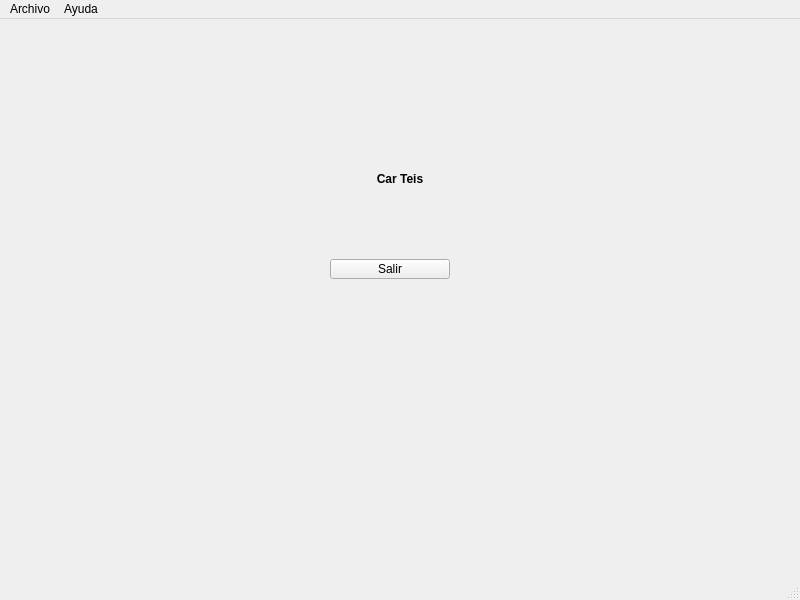
First picture: the form in RibasGonzalez/mainwindow.ui, repository DiegoSabir/InterfaceDevelopment, before the edit.
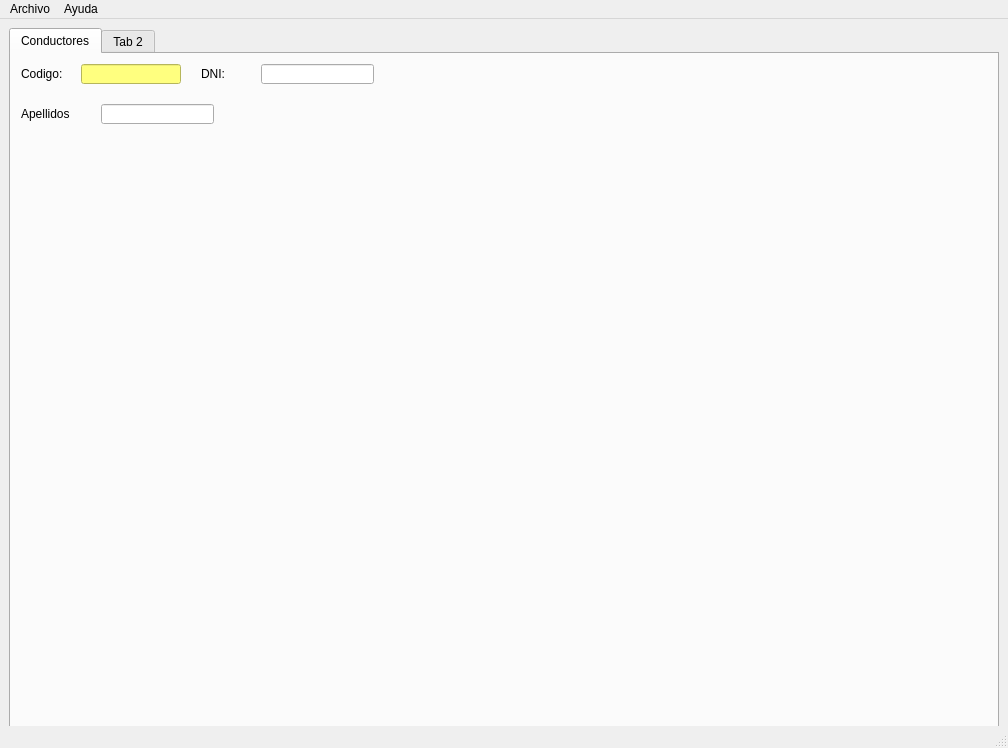
Second picture: the form after the edit. Icons and pictures are not drawn.

Diff of the .ui file:
```diff
--- a/RibasGonzalez/mainwindow.ui
+++ b/RibasGonzalez/mainwindow.ui
@@ -6,8 +6,8 @@
    <rect>
     <x>0</x>
     <y>0</y>
-    <width>800</width>
-    <height>600</height>
+    <width>1008</width>
+    <height>748</height>
    </rect>
   </property>
   <property name="sizePolicy">
@@ -22,88 +22,155 @@
     <height>600</height>
    </size>
   </property>
+  <property name="maximumSize">
+   <size>
+    <width>1920</width>
+    <height>1080</height>
+   </size>
+  </property>
   <property name="windowTitle">
    <string>CarTeis</string>
   </property>
   <widget class="QWidget" name="centralwidget">
-   <widget class="QPushButton" name="btnSalir">
-    <property name="geometry">
-     <rect>
-      <x>330</x>
-      <y>240</y>
-      <width>120</width>
-      <height>20</height>
-     </rect>
-    </property>
+   <layout class="QGridLayout" name="gridLayout_3">
+    <item row="0" column="0">
+     <widget class="QTabWidget" name="tabDrivers">
+      <property name="minimumSize">
+       <size>
+        <width>980</width>
+        <height>700</height>
+       </size>
+      </property>
+      <property name="currentIndex">
+       <number>0</number>
+      </property>
+      <widget class="QWidget" name="tab">
     <property name="sizePolicy">
-     <sizepolicy hsizetype="Fixed" vsizetype="Fixed">
+        <sizepolicy hsizetype="Preferred" vsizetype="Preferred">
       <horstretch>0</horstretch>
       <verstretch>0</verstretch>
      </sizepolicy>
     </property>
+       <attribute name="title">
+        <string>Conductores</string>
+       </attribute>
+       <widget class="QLabel" name="label">
+        <property name="geometry">
+         <rect>
+          <x>10</x>
+          <y>10</y>
+          <width>50</width>
+          <height>20</height>
+         </rect>
+        </property>
     <property name="minimumSize">
      <size>
-      <width>120</width>
+          <width>50</width>
       <height>20</height>
      </size>
     </property>
-    <property name="maximumSize">
+        <property name="text">
+         <string>Codigo:</string>
+        </property>
+       </widget>
+       <widget class="QLabel" name="lblDni">
+        <property name="geometry">
+         <rect>
+          <x>190</x>
+          <y>10</y>
+          <width>50</width>
+          <height>20</height>
+         </rect>
+        </property>
+        <property name="minimumSize">
      <size>
-      <width>120</width>
+          <width>50</width>
       <height>20</height>
      </size>
     </property>
     <property name="text">
-     <string>Salir</string>
-    </property>
-   </widget>
-   <widget class="QLabel" name="lblTitulo">
+         <string>DNI:</string>
+        </property>
+       </widget>
+       <widget class="QLabel" name="label_2">
     <property name="geometry">
      <rect>
-      <x>340</x>
-      <y>150</y>
-      <width>120</width>
+          <x>10</x>
+          <y>50</y>
+          <width>80</width>
       <height>20</height>
      </rect>
     </property>
-    <property name="sizePolicy">
-     <sizepolicy hsizetype="Expanding" vsizetype="Expanding">
-      <horstretch>0</horstretch>
-      <verstretch>0</verstretch>
-     </sizepolicy>
-    </property>
     <property name="minimumSize">
      <size>
-      <width>120</width>
+          <width>50</width>
       <height>20</height>
      </size>
     </property>
-    <property name="maximumSize">
+        <property name="text">
+         <string>Apellidos</string>
+        </property>
+       </widget>
+       <widget class="QLineEdit" name="lblCodBD">
+        <property name="geometry">
+         <rect>
+          <x>70</x>
+          <y>10</y>
+          <width>100</width>
+          <height>20</height>
+         </rect>
+        </property>
+        <property name="minimumSize">
      <size>
-      <width>240</width>
-      <height>40</height>
-     </size>
-    </property>
-    <property name="font">
-     <font>
-      <weight>75</weight>
-      <bold>true</bold>
-     </font>
-    </property>
-    <property name="text">
-     <string>Car Teis</string>
-    </property>
-    <property name="alignment">
-     <set>Qt::AlignCenter</set>
-    </property>
-   </widget>
+          <width>100</width>
+          <height>20</height>
+         </size>
+        </property>
+        <property name="styleSheet">
+         <string notr="true">background-color: rgb(255, 255, 127);</string>
+        </property>
+       </widget>
+       <widget class="QLineEdit" name="txtDni">
+        <property name="geometry">
+         <rect>
+          <x>250</x>
+          <y>10</y>
+          <width>113</width>
+          <height>20</height>
+         </rect>
+        </property>
+       </widget>
+       <widget class="QLineEdit" name="txtApel">
+        <property name="geometry">
+         <rect>
+          <x>90</x>
+          <y>50</y>
+          <width>113</width>
+          <height>20</height>
+         </rect>
+        </property>
+       </widget>
+      </widget>
+      <widget class="QWidget" name="tab_2">
+       <attribute name="title">
+        <string>Tab 2</string>
+       </attribute>
+      </widget>
+     </widget>
+    </item>
+    <item row="1" column="0">
+     <widget class="QFrame" name="gridFrame">
+      <layout class="QGridLayout" name="gridLayout"/>
+     </widget>
+    </item>
+   </layout>
   </widget>
   <widget class="QMenuBar" name="menubar">
    <property name="geometry">
     <rect>
      <x>0</x>
      <y>0</y>
-     <width>800</width>
+     <width>1008</width>
      <height>21</height>
     </rect>
    </property>
@@ -113,14 +180,14 @@
     </property>
     <addaction name="actionSalir"/>
    </widget>
-   <widget class="QMenu" name="menuAyuda">
+   <widget class="QMenu" name="menuHelp">
     <property name="title">
      <string>Ayuda</string>
     </property>
     <addaction name="actionAcerca_de"/>
    </widget>
    <addaction name="menuArchivo"/>
-   <addaction name="menuAyuda"/>
+   <addaction name="menuHelp"/>
   </widget>
   <widget class="QStatusBar" name="statusbar"/>
   <action name="actionAcerca_de">
```
Left out of the diff: 18 changed lines with no effect on the pictures. Lines whose indentation alone changed are shown as unchanged.
